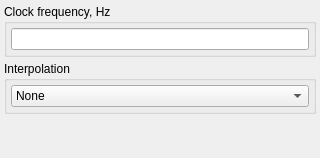
This is apps/zxtune-qt/ui/preferences/saa.ui in vitamin-caig/zxtune as Qt 5 draws it before an edit. The edited form follows.
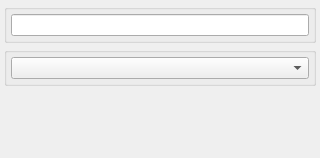
This is the edited form.

```diff
--- a/apps/zxtune-qt/ui/preferences/saa.ui
+++ b/apps/zxtune-qt/ui/preferences/saa.ui
@@ -21,11 +21,8 @@
     <number>4</number>
    </property>
    <item>
-    <widget class="QGroupBox" name="clockRateGroup">
-     <property name="title">
-      <string>Clock frequency, Hz</string>
-     </property>
-     <layout class="QHBoxLayout">
+     <widget class="QGroupBox" name="clockRateGroup">
+      <layout class="QHBoxLayout">
       <property name="spacing">
        <number>4</number>
       </property>
@@ -44,9 +41,6 @@
    </item>
    <item>
     <widget class="QGroupBox" name="interpolationGroup">
-     <property name="title">
-      <string>Interpolation</string>
-     </property>
      <layout class="QHBoxLayout" name="horizontalLayout">
       <property name="spacing">
        <number>4</number>
@@ -55,23 +49,7 @@
        <number>4</number>
       </property>
       <item>
-       <widget class="QComboBox" name="interpolationValue">
-        <item>
-         <property name="text">
-          <string>None</string>
-         </property>
-        </item>
-        <item>
-         <property name="text">
-          <string>Performance</string>
-         </property>
-        </item>
-        <item>
-         <property name="text">
-          <string>Quality</string>
-         </property>
-        </item>
-       </widget>
+       <widget class="QComboBox" name="interpolationValue"/>
       </item>
      </layout>
     </widget>
```
